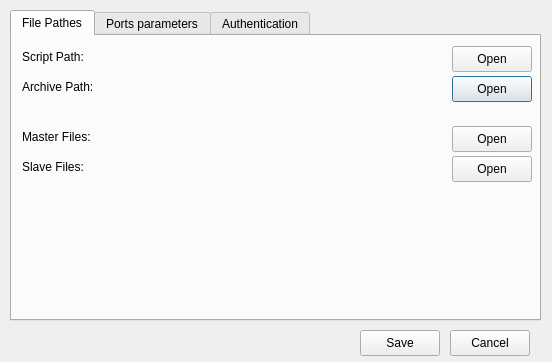
Above: config.ui from barashek1233/installerApp before the change. Below: the same form after it.
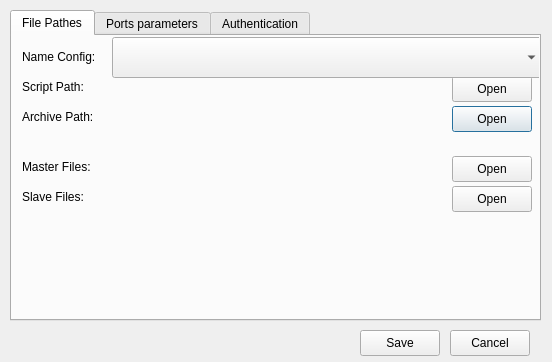
That is the form after the change. The open tabs and pages were chosen to show the change.

Patch:
```diff
--- a/config.ui
+++ b/config.ui
@@ -45,7 +45,7 @@
      <property name="geometry">
       <rect>
        <x>10</x>
-       <y>10</y>
+       <y>40</y>
        <width>91</width>
        <height>21</height>
       </rect>
@@ -58,7 +58,7 @@
      <property name="geometry">
       <rect>
        <x>10</x>
-       <y>40</y>
+       <y>70</y>
        <width>91</width>
        <height>21</height>
       </rect>
@@ -71,7 +71,7 @@
      <property name="geometry">
       <rect>
        <x>100</x>
-       <y>40</y>
+       <y>70</y>
        <width>331</width>
        <height>21</height>
       </rect>
@@ -87,7 +87,7 @@
      <property name="geometry">
       <rect>
        <x>100</x>
-       <y>10</y>
+       <y>40</y>
        <width>331</width>
        <height>21</height>
       </rect>
@@ -103,7 +103,7 @@
      <property name="geometry">
       <rect>
        <x>440</x>
-       <y>40</y>
+       <y>70</y>
        <width>80</width>
        <height>26</height>
       </rect>
@@ -116,7 +116,7 @@
      <property name="geometry">
       <rect>
        <x>440</x>
-       <y>10</y>
+       <y>40</y>
        <width>80</width>
        <height>26</height>
       </rect>
@@ -129,7 +129,7 @@
      <property name="geometry">
       <rect>
        <x>100</x>
-       <y>90</y>
+       <y>120</y>
        <width>331</width>
        <height>21</height>
       </rect>
@@ -145,7 +145,7 @@
      <property name="geometry">
       <rect>
        <x>10</x>
-       <y>90</y>
+       <y>120</y>
        <width>91</width>
        <height>21</height>
       </rect>
@@ -158,7 +158,7 @@
      <property name="geometry">
       <rect>
        <x>440</x>
-       <y>90</y>
+       <y>120</y>
        <width>80</width>
        <height>26</height>
       </rect>
@@ -171,7 +171,7 @@
      <property name="geometry">
       <rect>
        <x>440</x>
-       <y>120</y>
+       <y>150</y>
        <width>80</width>
        <height>26</height>
       </rect>
@@ -184,7 +184,7 @@
      <property name="geometry">
       <rect>
        <x>10</x>
-       <y>120</y>
+       <y>150</y>
        <width>91</width>
        <height>21</height>
       </rect>
@@ -197,7 +197,7 @@
      <property name="geometry">
       <rect>
        <x>100</x>
-       <y>120</y>
+       <y>150</y>
        <width>331</width>
        <height>21</height>
       </rect>
@@ -209,6 +209,29 @@
       <set>Qt::AlignRight|Qt::AlignTrailing|Qt::AlignVCenter</set>
      </property>
     </widget>
+    <widget class="QLabel" name="label_Sc_2">
+     <property name="geometry">
+      <rect>
+       <x>10</x>
+       <y>10</y>
+       <width>91</width>
+       <height>21</height>
+      </rect>
+     </property>
+     <property name="text">
+      <string>Name Config:</string>
+     </property>
+    </widget>
+    <widget class="QComboBox" name="comboBox_2">
+     <property name="geometry">
+      <rect>
+       <x>100</x>
+       <y>1</y>
+       <width>431</width>
+       <height>41</height>
+      </rect>
+     </property>
+    </widget>
    </widget>
    <widget class="QWidget" name="tab_param">
     <attribute name="title">
```
Left out of the diff: 5 changed lines with no effect on the pictures.
